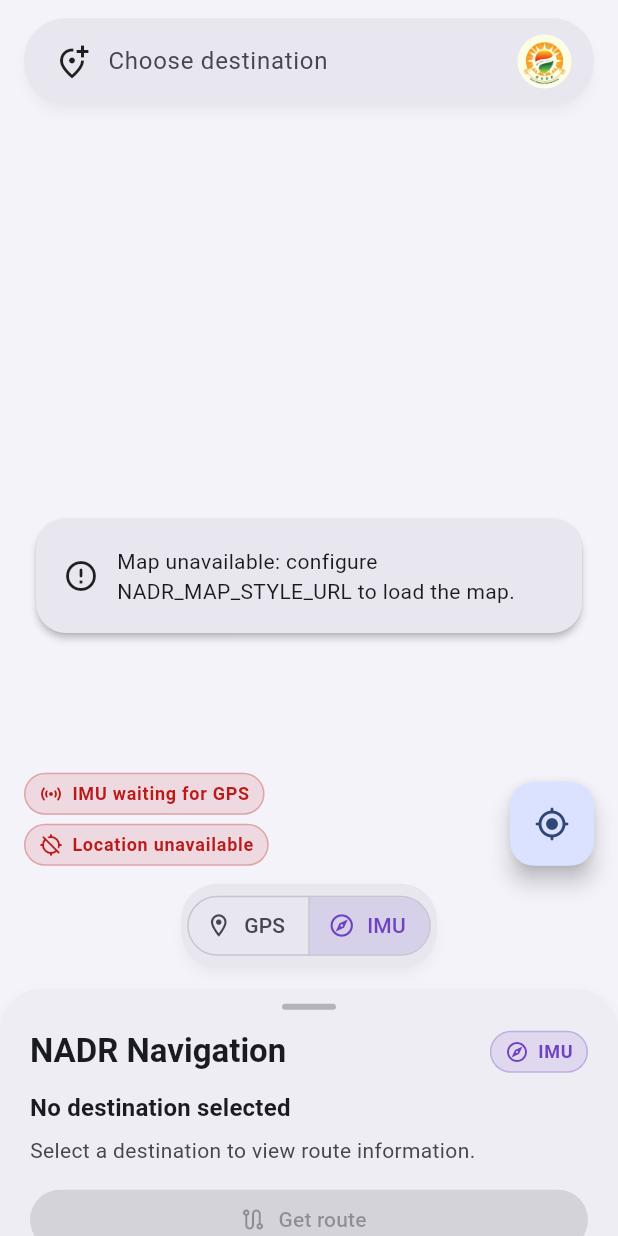
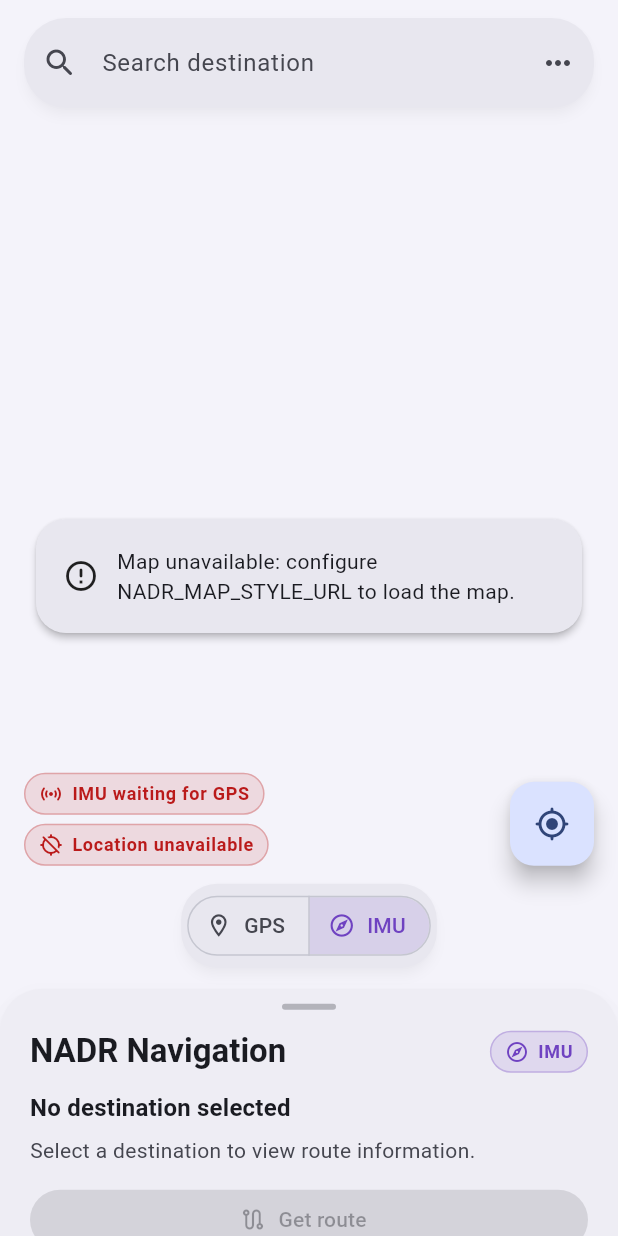
Before and after one commit to surajkb2005/NADR, a Flutter app: the screen it shows after launch, after a tap on "IMU", on a phone screen of 412 x 824 dp. Run offline on Flutter 3.47's test engine with Material 3 defaults, Android fonts, the light colour scheme and no system bars; our stand-ins replace cookie_jar, dio, dio_cookie_manager, flutter_compass, flutter_riverpod, geolocator and 2 more; missing offline and left inert: maplibre.

Commit message:
Rounded Search UI and Destination Selection Wiring

```diff
--- /dev/null
+++ b/mobile/lib/features/destination/presentation/destination_search_surface.dart
@@ -0,0 +1,225 @@
+import 'package:flutter/material.dart';
+import 'package:flutter_riverpod/flutter_riverpod.dart';
+import 'package:nadr_mobile/features/destination/application/place_search_controller.dart';
+import 'package:nadr_mobile/features/destination/domain/destination.dart';
+import 'package:nadr_mobile/features/destination/domain/place_search_repository.dart';
+import 'package:nadr_mobile/features/destination/domain/place_search_result.dart';
+
+/// Floating map search. The session destination remains owned by the caller.
+class DestinationSearchSurface extends ConsumerStatefulWidget {
+  const DestinationSearchSurface({
+    required this.destination,
+    required this.onSelect,
+    required this.onOpenFallback,
+    super.key,
+  });
+
+  final Destination? destination;
+  final ValueChanged<Destination> onSelect;
+  final VoidCallback onOpenFallback;
+
+  @override
+  ConsumerState<DestinationSearchSurface> createState() =>
+      _DestinationSearchSurfaceState();
+}
+
+class _DestinationSearchSurfaceState
+    extends ConsumerState<DestinationSearchSurface> {
+  late final TextEditingController _textController;
+  final FocusNode _focusNode = FocusNode();
+  bool _showSuggestions = false;
+
+  @override
+  void initState() {
+    super.initState();
+    _textController = TextEditingController(
+      text: _destinationText(widget.destination),
+    );
+  }
+
+  @override
+  void didUpdateWidget(covariant DestinationSearchSurface oldWidget) {
+    super.didUpdateWidget(oldWidget);
+    if (widget.destination != oldWidget.destination) {
+      _textController.text = _destinationText(widget.destination);
+      _showSuggestions = false;
+    }
+  }
+
+  @override
+  void dispose() {
+    _textController.dispose();
+    _focusNode.dispose();
+    super.dispose();
+  }
+
+  static String _destinationText(Destination? destination) {
+    if (destination == null) return '';
+    return destination.displayLabel ??
+        '${destination.coordinate.latitude}, ${destination.coordinate.longitude}';
+  }
+
+  void _clearEditing() {
+    _textController.clear();
+    ref.read(placeSearchControllerProvider.notifier).clear();
+    setState(() => _showSuggestions = false);
+    _focusNode.requestFocus();
+  }
+
+  void _select(PlaceSearchResult result) {
+    final destination = result.toDestination();
+    _textController.text = result.label;
+    ref.read(placeSearchControllerProvider.notifier).clear();
+    setState(() => _showSuggestions = false);
+    _focusNode.unfocus();
+    widget.onSelect(destination);
+  }
+
+  @override
+  Widget build(BuildContext context) {
+    final colors = Theme.of(context).colorScheme;
+    final search = ref.watch(placeSearchControllerProvider);
+    final showPanel =
+        _showSuggestions &&
+        search.phase != PlaceSearchPhase.idle &&
+        search.query == _textController.text.trim();
+
+    return TapRegion(
+      onTapOutside: (_) {
+        if (mounted) setState(() => _showSuggestions = false);
+        _focusNode.unfocus();
+      },
+      child: ConstrainedBox(
+        constraints: const BoxConstraints(maxWidth: 560),
+        child: Column(
+          mainAxisSize: MainAxisSize.min,
+          children: [
+            Material(
+              key: const ValueKey('destination-search-surface'),
+              elevation: 3,
+              shadowColor: colors.shadow.withValues(alpha: 0.18),
+              color: colors.surfaceContainerHigh,
+              borderRadius: BorderRadius.circular(28),
+              clipBehavior: Clip.antiAlias,
+              child: TextField(
+                key: const ValueKey('destination-search-field'),
+                controller: _textController,
+                focusNode: _focusNode,
+                textInputAction: TextInputAction.search,
+                decoration: InputDecoration(
+                  hintText: 'Search destination',
+                  prefixIcon: const Icon(Icons.search_rounded),
+                  border: InputBorder.none,
+                  contentPadding: const EdgeInsets.symmetric(vertical: 18),
+                  suffixIcon: Row(
+                    mainAxisSize: MainAxisSize.min,
+                    children: [
+                      if (_textController.text.isNotEmpty)
+                        IconButton(
+                          key: const ValueKey('clear-search-text'),
+                          tooltip: 'Clear search text',
+                          onPressed: _clearEditing,
+                          icon: const Icon(Icons.close_rounded),
+                        ),
+                      IconButton(
+                        key: const ValueKey('destination-surface'),
+                        tooltip: 'Choose on map or enter coordinates',
+                        onPressed: () {
+                          setState(() => _showSuggestions = false);
+                          _focusNode.unfocus();
+                          widget.onOpenFallback();
+                        },
+                        icon: const Icon(Icons.more_horiz_rounded),
+                      ),
+                    ],
+                  ),
+                ),
+                onTap: () => setState(() => _showSuggestions = true),
+                onChanged: (value) {
+                  ref
+                      .read(placeSearchControllerProvider.notifier)
+                      .updateQuery(value);
+                  setState(() => _showSuggestions = true);
+                },
+              ),
+            ),
+            if (showPanel) ...[
+              const SizedBox(height: 6),
+              Material(
+                key: const ValueKey('destination-suggestions'),
+                elevation: 3,
+                color: colors.surfaceContainerHigh,
+                borderRadius: BorderRadius.circular(18),
+                clipBehavior: Clip.antiAlias,
+                child: ConstrainedBox(
+                  constraints: const BoxConstraints(maxHeight: 220),
+                  child: _suggestions(search),
+                ),
+              ),
+            ],
+          ],
+        ),
+      ),
+    );
+  }
+
+  Widget _suggestions(PlaceSearchState search) => switch (search.phase) {
+    PlaceSearchPhase.idle => const SizedBox.shrink(),
+    PlaceSearchPhase.loading => const Padding(
+      padding: EdgeInsets.all(16),
+      child: Row(
+        children: [
+          SizedBox.square(
+            dimension: 18,
+            child: CircularProgressIndicator(strokeWidth: 2),
+          ),
+          SizedBox(width: 12),
+          Text('Searching…'),
+        ],
+      ),
+    ),
+    PlaceSearchPhase.results => ListView.builder(
+      shrinkWrap: true,
+      itemCount: search.results.length,
+      itemBuilder: (context, index) {
+        final result = search.results[index];
+        return ListTile(
+          key: ValueKey('place-result-$index'),
+          leading: const Icon(Icons.place_outlined),
+          title: Text(
+            result.label,
+            maxLines: 1,
+            overflow: TextOverflow.ellipsis,
+          ),
+          subtitle: result.subtitle == null
+              ? null
+              : Text(
+                  result.subtitle!,
+                  maxLines: 1,
+                  overflow: TextOverflow.ellipsis,
+                ),
+          onTap: () => _select(result),
+        );
+      },
+    ),
+    PlaceSearchPhase.empty => const ListTile(
+      leading: Icon(Icons.search_off_rounded),
+      title: Text('No results'),
+    ),
+    PlaceSearchPhase.failure => ListTile(
+      leading: const Icon(Icons.error_outline_rounded),
+      title: Text(
+        search.errorKind == PlaceSearchErrorKind.unconfigured
+            ? 'Search unavailable'
+            : 'Search failed',
+      ),
+      subtitle: Text(search.errorMessage ?? 'Try again.'),
+      trailing: TextButton(
+        onPressed: () => ref
+            .read(placeSearchControllerProvider.notifier)
+            .updateQuery(_textController.text),
+        child: const Text('Retry'),
+      ),
+    ),
+  };
+}
--- a/mobile/lib/features/map/presentation/map_screen.dart
+++ b/mobile/lib/features/map/presentation/map_screen.dart
@@ -10,12 +10,12 @@ import 'package:nadr_mobile/core/geo/geo_coordinate.dart';
 import 'package:nadr_mobile/core/network/backend_connectivity_panel.dart';
 import 'package:nadr_mobile/features/destination/domain/destination.dart';
 import 'package:nadr_mobile/features/destination/presentation/destination_selection_panel.dart';
+import 'package:nadr_mobile/features/destination/presentation/destination_search_surface.dart';
 import 'package:nadr_mobile/features/imu/application/imu_navigation_coordinator.dart';
 import 'package:nadr_mobile/features/imu/application/imu_navigation_state.dart';
 import 'package:nadr_mobile/features/map/domain/map_defaults.dart';
 import 'package:nadr_mobile/features/map/domain/nadr_map_controller.dart';
 import 'package:nadr_mobile/features/map/presentation/map_camera_follow_controller.dart';
-import 'package:nadr_mobile/features/map/presentation/widgets/destination_surface.dart';
 import 'package:nadr_mobile/features/map/presentation/widgets/interactive_map_layer.dart';
 import 'package:nadr_mobile/features/map/presentation/widgets/maplibre_map_surface.dart';
 import 'package:nadr_mobile/features/map/presentation/widgets/navigation_info_sheet.dart';
@@ -216,9 +216,12 @@ class _MapScreenState extends ConsumerState<MapScreen> {
               bottom: false,
               child: Padding(
                 padding: const EdgeInsets.fromLTRB(16, 12, 16, 0),
-                child: DestinationSurface(
+                child: DestinationSearchSurface(
                   destination: destination,
-                  onPressed: _openDestinationPanel,
+                  onSelect: ref
+                      .read(navigationSessionProvider.notifier)
+                      .setDestination,
+                  onOpenFallback: _openDestinationPanel,
                 ),
               ),
             ),
```
Also changed, not shown: 3 other files.
